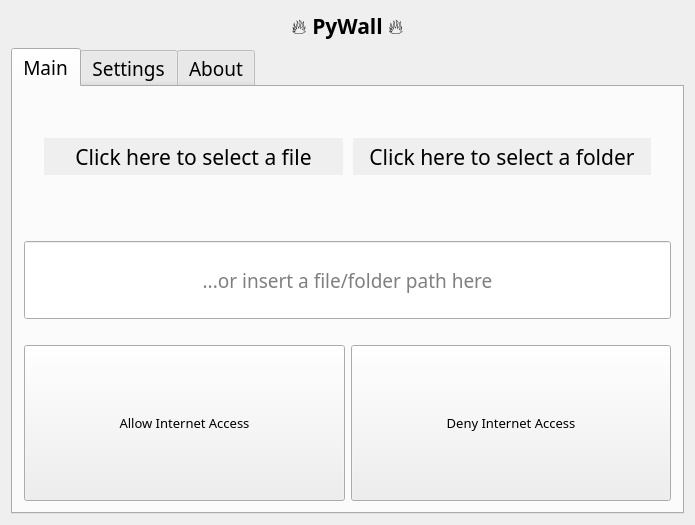
The window that src/ui/configGui.ui (p-yukusai/PyWall) describes before a commit, drawn with Qt 5.
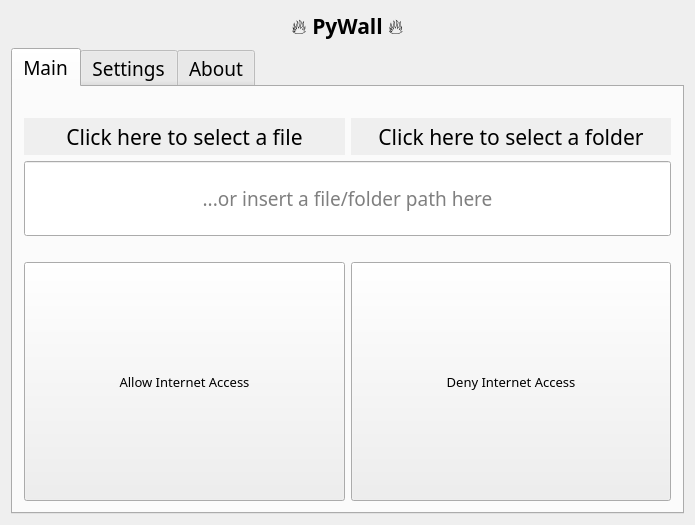
The same window after the commit. Icons and pictures are not drawn.

What changed in the file:
```diff
--- a/src/ui/configGui.ui
+++ b/src/ui/configGui.ui
@@ -43,155 +43,32 @@
         <string>Main</string>
        </attribute>
        <layout class="QGridLayout" name="gridLayout_3">
-        <item row="5" column="0" colspan="2">
-         <spacer name="horizontalSpacer_6">
-          <property name="orientation">
-           <enum>Qt::Horizontal</enum>
-          </property>
-          <property name="sizeHint" stdset="0">
-           <size>
-            <width>40</width>
-            <height>20</height>
-           </size>
-          </property>
-         </spacer>
-        </item>
-        <item row="1" column="0" rowspan="2" colspan="2">
-         <layout class="QGridLayout" name="gridLayout_12">
-          <property name="leftMargin">
-           <number>20</number>
-          </property>
-          <property name="topMargin">
-           <number>20</number>
-          </property>
-          <property name="rightMargin">
-           <number>20</number>
-          </property>
-          <property name="bottomMargin">
-           <number>20</number>
-          </property>
-          <property name="spacing">
-           <number>10</number>
-          </property>
-          <item row="0" column="0">
-           <widget class="QToolButton" name="fileSelect">
-            <property name="sizePolicy">
-             <sizepolicy hsizetype="Expanding" vsizetype="Expanding">
-              <horstretch>0</horstretch>
-              <verstretch>0</verstretch>
-             </sizepolicy>
-            </property>
-            <property name="font">
-             <font>
-              <family>Montserrat</family>
-              <pointsize>16</pointsize>
-             </font>
-            </property>
-            <property name="cursor">
-             <cursorShape>PointingHandCursor</cursorShape>
-            </property>
-            <property name="acceptDrops">
-             <bool>true</bool>
-            </property>
-            <property name="layoutDirection">
-             <enum>Qt::LeftToRight</enum>
-            </property>
-            <property name="autoFillBackground">
-             <bool>true</bool>
-            </property>
-            <property name="text">
-             <string>Click here to select a file</string>
-            </property>
-            <property name="toolButtonStyle">
-             <enum>Qt::ToolButtonTextUnderIcon</enum>
-            </property>
-            <property name="autoRaise">
-             <bool>true</bool>
-            </property>
-           </widget>
-          </item>
-          <item row="0" column="1">
-           <widget class="QToolButton" name="folderSelect">
-            <property name="sizePolicy">
-             <sizepolicy hsizetype="Expanding" vsizetype="Expanding">
-              <horstretch>0</horstretch>
-              <verstretch>4</verstretch>
-             </sizepolicy>
-            </property>
-            <property name="font">
-             <font>
-              <family>Montserrat</family>
-              <pointsize>16</pointsize>
-             </font>
-            </property>
-            <property name="cursor">
-             <cursorShape>PointingHandCursor</cursorShape>
-            </property>
-            <property name="mouseTracking">
-             <bool>false</bool>
-            </property>
-            <property name="acceptDrops">
-             <bool>true</bool>
-            </property>
-            <property name="layoutDirection">
-             <enum>Qt::LeftToRight</enum>
-            </property>
-            <property name="autoFillBackground">
-             <bool>true</bool>
-            </property>
-            <property name="text">
-             <string>Click here to select a folder</string>
-            </property>
-            <property name="toolButtonStyle">
-             <enum>Qt::ToolButtonTextUnderIcon</enum>
-            </property>
-            <property name="autoRaise">
-             <bool>true</bool>
-            </property>
-           </widget>
-          </item>
-         </layout>
-        </item>
-        <item row="8" column="0">
-         <widget class="QPushButton" name="allowAccess">
-          <property name="sizePolicy">
-           <sizepolicy hsizetype="Expanding" vsizetype="Expanding">
-            <horstretch>0</horstretch>
-            <verstretch>2</verstretch>
-           </sizepolicy>
-          </property>
-          <property name="font">
-           <font>
-            <family>Montserrat</family>
-            <pointsize>10</pointsize>
-           </font>
-          </property>
-          <property name="text">
-           <string>Allow Internet Access</string>
-          </property>
-         </widget>
-        </item>
-        <item row="7" column="0" colspan="2">
-         <spacer name="horizontalSpacer_5">
-          <property name="orientation">
-           <enum>Qt::Horizontal</enum>
-          </property>
-          <property name="sizeHint" stdset="0">
-           <size>
-            <width>40</width>
-            <height>20</height>
-           </size>
-          </property>
-         </spacer>
-        </item>
-        <item row="6" column="0" colspan="2">
+        <item row="4" column="0" colspan="2">
          <widget class="QLineEdit" name="pathLineEdit">
           <property name="sizePolicy">
-           <sizepolicy hsizetype="Preferred" vsizetype="Preferred">
+           <sizepolicy hsizetype="MinimumExpanding" vsizetype="Maximum">
             <horstretch>0</horstretch>
-            <verstretch>1</verstretch>
+            <verstretch>0</verstretch>
            </sizepolicy>
           </property>
+          <property name="minimumSize">
+           <size>
+            <width>0</width>
+            <height>75</height>
+           </size>
+          </property>
+          <property name="sizeIncrement">
+           <size>
+            <width>0</width>
+            <height>0</height>
+           </size>
+          </property>
+          <property name="baseSize">
+           <size>
+            <width>0</width>
+            <height>0</height>
+           </size>
+          </property>
           <property name="font">
            <font>
             <family>Montserrat</family>
@@ -210,7 +87,29 @@
          </widget>
         </item>
         <item row="3" column="0" colspan="2">
-         <spacer name="horizontalSpacer_3">
+         <layout class="QGridLayout" name="dragGrid"/>
+        </item>
+        <item row="6" column="0">
+         <widget class="QPushButton" name="allowAccess">
+          <property name="sizePolicy">
+           <sizepolicy hsizetype="Expanding" vsizetype="Expanding">
+            <horstretch>0</horstretch>
+            <verstretch>2</verstretch>
+           </sizepolicy>
+          </property>
+          <property name="font">
+           <font>
+            <family>Montserrat</family>
+            <pointsize>10</pointsize>
+           </font>
+          </property>
+          <property name="text">
+           <string>Allow Internet Access</string>
+          </property>
+         </widget>
+        </item>
+        <item row="5" column="0" colspan="2">
+         <spacer name="horizontalSpacer_5">
           <property name="orientation">
            <enum>Qt::Horizontal</enum>
           </property>
@@ -235,7 +134,7 @@
           </property>
          </spacer>
         </item>
-        <item row="8" column="1">
+        <item row="6" column="1">
          <widget class="QPushButton" name="denyAccess">
           <property name="sizePolicy">
            <sizepolicy hsizetype="Expanding" vsizetype="Expanding">
@@ -254,8 +153,86 @@
           </property>
          </widget>
         </item>
-        <item row="4" column="0" colspan="2">
-         <layout class="QGridLayout" name="dragGrid"/>
+        <item row="1" column="0" rowspan="2" colspan="2">
+         <layout class="QHBoxLayout" name="horizontalLayout">
+          <item>
+           <widget class="QToolButton" name="fileSelect">
+            <property name="sizePolicy">
+             <sizepolicy hsizetype="Expanding" vsizetype="Expanding">
+              <horstretch>0</horstretch>
+              <verstretch>0</verstretch>
+             </sizepolicy>
+            </property>
+            <property name="font">
+             <font>
+              <family>Montserrat</family>
+              <pointsize>16</pointsize>
+             </font>
+            </property>
+            <property name="cursor">
+             <cursorShape>PointingHandCursor</cursorShape>
+            </property>
+            <property name="acceptDrops">
+             <bool>true</bool>
+            </property>
+            <property name="layoutDirection">
+             <enum>Qt::LeftToRight</enum>
+            </property>
+            <property name="autoFillBackground">
+             <bool>true</bool>
+            </property>
+            <property name="text">
+             <string>Click here to select a file</string>
+            </property>
+            <property name="toolButtonStyle">
+             <enum>Qt::ToolButtonTextUnderIcon</enum>
+            </property>
+            <property name="autoRaise">
+             <bool>true</bool>
+            </property>
+           </widget>
+          </item>
+          <item>
+           <widget class="QToolButton" name="folderSelect">
+            <property name="sizePolicy">
+             <sizepolicy hsizetype="Expanding" vsizetype="Expanding">
+              <horstretch>0</horstretch>
+              <verstretch>0</verstretch>
+             </sizepolicy>
+            </property>
+            <property name="font">
+             <font>
+              <family>Montserrat</family>
+              <pointsize>16</pointsize>
+             </font>
+            </property>
+            <property name="cursor">
+             <cursorShape>PointingHandCursor</cursorShape>
+            </property>
+            <property name="mouseTracking">
+             <bool>false</bool>
+            </property>
+            <property name="acceptDrops">
+             <bool>true</bool>
+            </property>
+            <property name="layoutDirection">
+             <enum>Qt::LeftToRight</enum>
+            </property>
+            <property name="autoFillBackground">
+             <bool>true</bool>
+            </property>
+            <property name="text">
+             <string>Click here to select a folder</string>
+            </property>
+            <property name="toolButtonStyle">
+             <enum>Qt::ToolButtonTextUnderIcon</enum>
+            </property>
+            <property name="autoRaise">
+             <bool>true</bool>
+            </property>
+           </widget>
+          </item>
+         </layout>
         </item>
        </layout>
       </widget>
```
